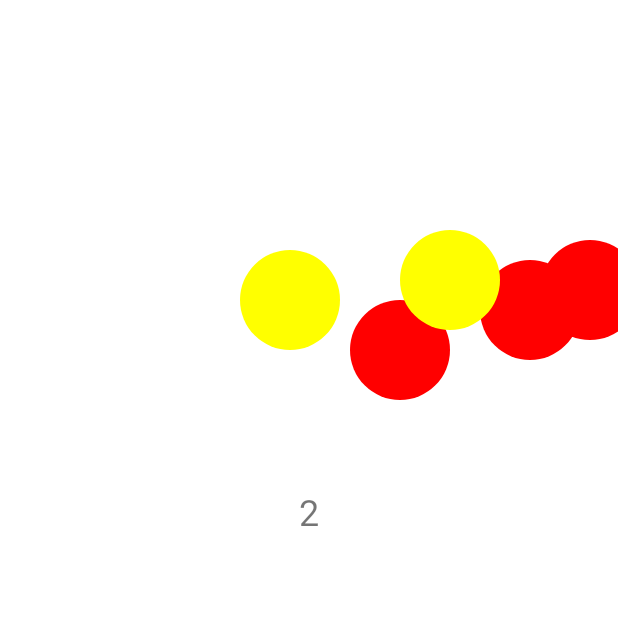
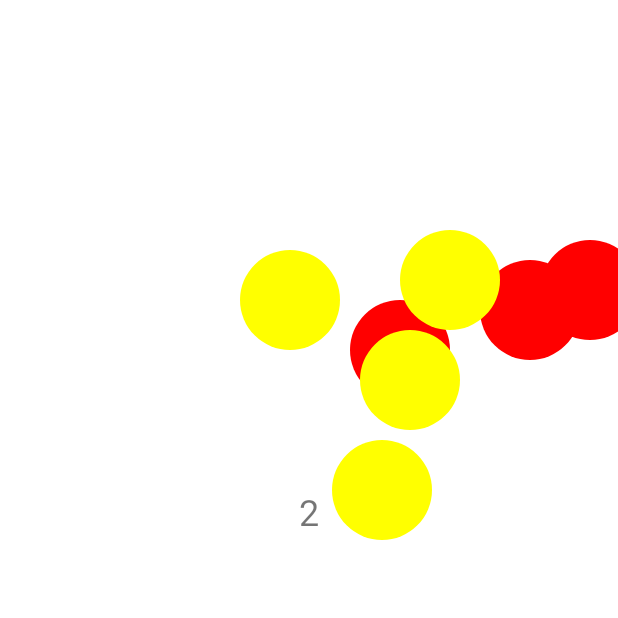
Before and after one commit to ajgarciarias10/Circulitos, an Android app: the HardLevel screen opened through its navigation route, on a phone screen of 412 x 824 dp, the top half of it. Run offline under Robolectric (Android 15) with nearby library versions, the phone set to English and light mode, and no system bars; our stand-ins replace navigation-ui; 1 statement that could not run was skipped.

Commit message:
---Fase de analisis de Errores---

```diff
--- a/app/src/main/java/es/tonicotitular/circulitos/MovimientoBolas/GraphicViewParteDificil.java
+++ b/app/src/main/java/es/tonicotitular/circulitos/MovimientoBolas/GraphicViewParteDificil.java
@@ -28,6 +28,8 @@ public class GraphicViewParteDificil  extends View {
         ballsdificil.add(new Ball(520,110,100,Color.RED,60));
         ballsdificil.add(new Ball(10,20,100,Color.YELLOW,70));
         ballsdificil.add(new Ball(170,00,100,Color.YELLOW,70));
+        ballsdificil.add(new Ball(102,210,100,Color.YELLOW,70));
+        ballsdificil.add(new Ball(130,100,100,Color.YELLOW,70));
     }
     @Override
     protected void onDraw(Canvas canvas) {
--- a/app/src/main/java/es/tonicotitular/circulitos/UI/Areyouready.java
+++ b/app/src/main/java/es/tonicotitular/circulitos/UI/Areyouready.java
@@ -16,9 +16,7 @@ public class Areyouready extends Fragment {
     //Utilizamos el binding para llamar a cada objeto que utilizamos en la interfaz
     private FragmentAreyoureadyBinding binding;
 
-
     TranslateAnimation an ;
-
 
     @Override
     public View onCreateView(
@@ -32,11 +30,11 @@ public class Areyouready extends Fragment {
     }
 
 
-
-
     public void onViewCreated(@NonNull View view, Bundle savedInstanceState) {
         super.onViewCreated(view, savedInstanceState);
+
         int nivel;
+
         Bundle bundle = new Bundle();
         bundle = getArguments();
         nivel = bundle.getInt("nivel");
--- a/app/src/main/java/es/tonicotitular/circulitos/UI/CuantasBolasFragment.java
+++ b/app/src/main/java/es/tonicotitular/circulitos/UI/CuantasBolasFragment.java
@@ -151,7 +151,7 @@ public class CuantasBolasFragment extends Fragment {
                         }
                         break;
                     case 3 :
-                        int numerodeBolasRojasDificil= 3 , numerodeBolasAmarillasDificil= 2;
+                        int numerodeBolasRojasDificil= 3 , numerodeBolasAmarillasDificil= 4;
                         if (numerodeBolasRojas != numerodeBolasRojasDificil || numerodeBolasAmarillas!= numerodeBolasAmarillasDificil) {
                             final MediaPlayer mp = MediaPlayer.create(getContext(), R.raw.incorrecta);
                             CountDownTimer count = new CountDownTimer(3000, 1000) {
```
